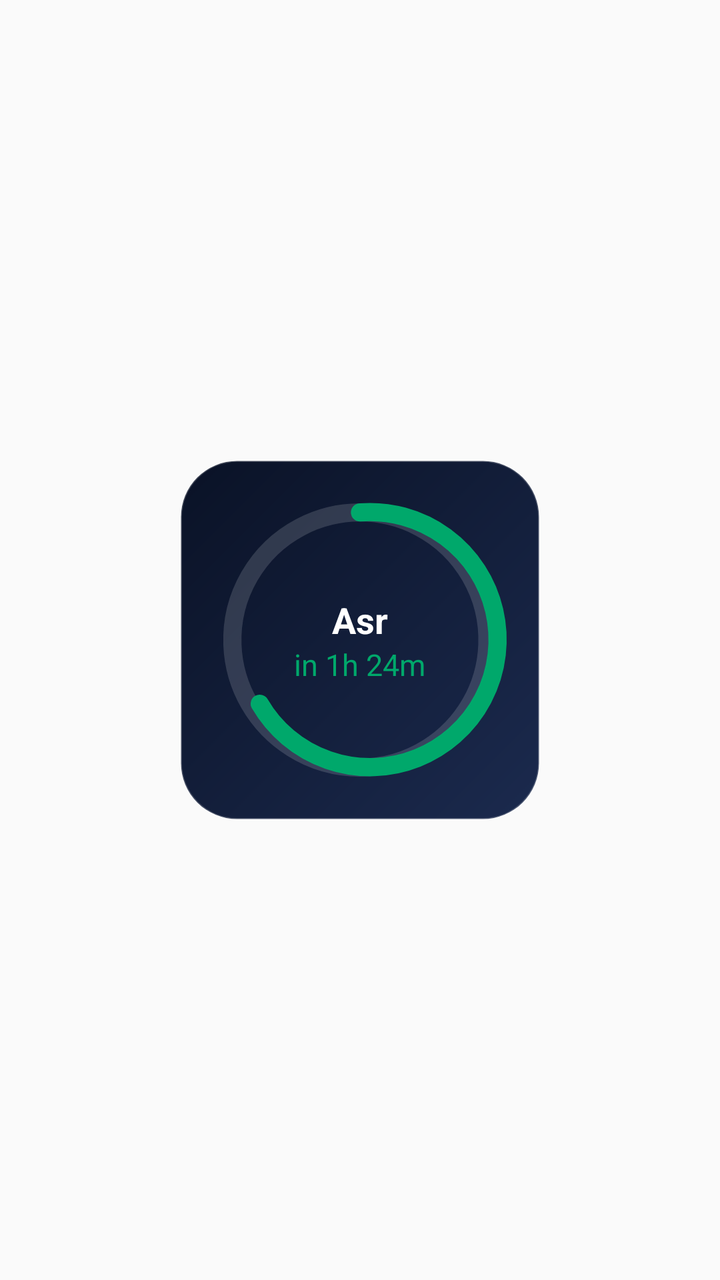
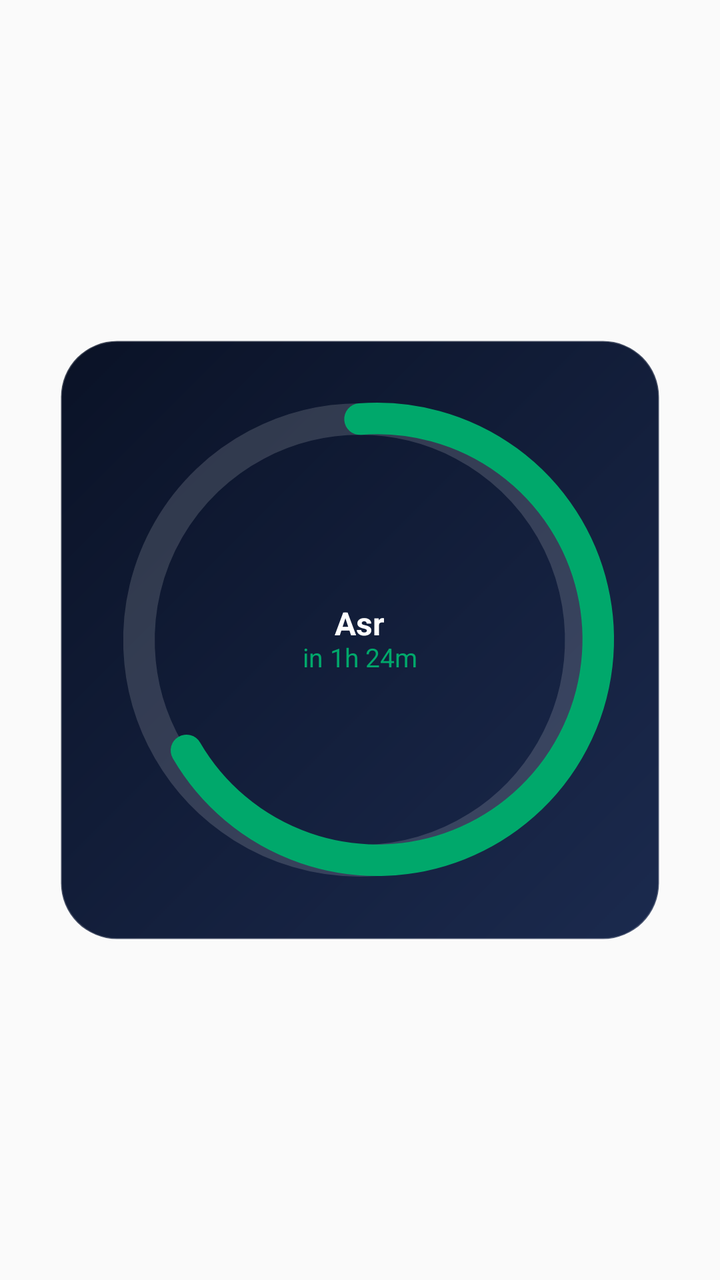

Compare the two renders of this Android layout. The source of the first and the diff that turns it into the second are given below.
<!-- AndroidManifest.xml: application theme Theme.PrayerTimes -->
<!-- res/layout/widget_opt_ring_preview.xml -->
<?xml version="1.0" encoding="utf-8"?>
<FrameLayout xmlns:android="http://schemas.android.com/apk/res/android"
    android:layout_width="match_parent"
    android:layout_height="match_parent"
    android:background="@android:color/transparent">

    <FrameLayout
        android:layout_width="180dp"
        android:layout_height="180dp"
        android:layout_gravity="center"
        android:background="@drawable/widget_preview_bg">

        <FrameLayout
            android:layout_width="match_parent"
            android:layout_height="match_parent"
            android:padding="8dp">

            <ImageView
                android:layout_width="match_parent"
                android:layout_height="match_parent"
                android:scaleType="fitCenter"
                android:src="@drawable/widget_preview_ring" />

            <LinearLayout
                android:layout_width="match_parent"
                android:layout_height="match_parent"
                android:gravity="center"
                android:orientation="vertical">

                <TextView
                    android:layout_width="wrap_content"
                    android:layout_height="wrap_content"
                    android:singleLine="true"
                    android:textColor="#FFFFFF"
                    android:textSize="18sp"
                    android:textStyle="bold"
                    android:text="@string/prayer_asr" />

                <TextView
                    android:layout_width="wrap_content"
                    android:layout_height="wrap_content"
                    android:singleLine="true"
                    android:textColor="#00A86B"
                    android:textSize="15sp"
                    android:text="@string/widget_preview_countdown" />
            </LinearLayout>
        </FrameLayout>
    </FrameLayout>
</FrameLayout>
<!-- resources referenced by this layout -->
<resources>
  <!-- drawable widget_preview_bg (drawable) -->
  <?xml version="1.0" encoding="utf-8"?>
  <shape xmlns:android="http://schemas.android.com/apk/res/android"
      android:shape="rectangle">
      <gradient
          android:angle="135"
          android:startColor="#FF1B2A4E"
          android:endColor="#FF0A1226"
          android:type="linear" />
      <corners android:radius="28dp" />
      <stroke
          android:width="1dp"
          android:color="#33FFFFFF" />
  </shape>
  <!-- drawable widget_preview_ring (drawable) -->
  <?xml version="1.0" encoding="utf-8"?>
  <vector xmlns:android="http://schemas.android.com/apk/res/android"
      android:width="180dp"
      android:height="180dp"
      android:viewportWidth="180"
      android:viewportHeight="180">
      <path
          android:strokeColor="#26FFFFFF"
          android:strokeWidth="10"
          android:fillColor="#00000000"
          android:pathData="M 90, 20 A 70,70 0 1,1 89.9, 20" />
      <path
          android:strokeColor="#00A86B"
          android:strokeWidth="10"
          android:strokeLineCap="round"
          android:fillColor="#00000000"
          android:pathData="M 90, 20 A 70,70 0 1,1 35, 125" />
  </vector>
  <string name="prayer_asr">Asr</string>
  <string name="widget_preview_countdown">in 1h 24m</string>
  <style name="Theme.PrayerTimes" parent="android:Theme.Material.Light.NoActionBar" />
</resources>

<!-- the commit's change to res/layout/widget_opt_ring_preview.xml (unified diff, before → after) -->
@@ -1,49 +1,57 @@
 <?xml version="1.0" encoding="utf-8"?>
-<FrameLayout xmlns:android="http://schemas.android.com/apk/res/android"
+<RelativeLayout xmlns:android="http://schemas.android.com/apk/res/android"
     android:layout_width="match_parent"
     android:layout_height="match_parent"
     android:background="@android:color/transparent">
 
+    <ImageView
+        android:id="@+id/opt_bg"
+        android:layout_width="wrap_content"
+        android:layout_height="wrap_content"
+        android:layout_centerInParent="true"
+        android:adjustViewBounds="true"
+        android:scaleType="fitXY"
+        android:src="@drawable/widget_opt_square_bg" />
+
     <FrameLayout
-        android:layout_width="180dp"
-        android:layout_height="180dp"
-        android:layout_gravity="center"
-        android:background="@drawable/widget_preview_bg">
+        android:layout_width="0dp"
+        android:layout_height="0dp"
+        android:layout_alignLeft="@id/opt_bg"
+        android:layout_alignTop="@id/opt_bg"
+        android:layout_alignRight="@id/opt_bg"
+        android:layout_alignBottom="@id/opt_bg"
+        android:padding="8dp">
 
-        <FrameLayout
+        <ImageView
             android:layout_width="match_parent"
             android:layout_height="match_parent"
-            android:padding="8dp">
+            android:scaleType="fitCenter"
+            android:src="@drawable/widget_preview_ring" />
 
-            <ImageView
-                android:layout_width="match_parent"
-                android:layout_height="match_parent"
-                android:scaleType="fitCenter"
-                android:src="@drawable/widget_preview_ring" />
+        <LinearLayout
+            android:layout_width="match_parent"
+            android:layout_height="match_parent"
+            android:gravity="center"
+            android:orientation="vertical">
 
-            <LinearLayout
-                android:layout_width="match_parent"
-                android:layout_height="match_parent"
-                android:gravity="center"
-                android:orientation="vertical">
+            <TextView
+                android:layout_width="wrap_content"
+                android:layout_height="wrap_content"
+                android:includeFontPadding="false"
+                android:singleLine="true"
+                android:textColor="#FFFFFF"
+                android:textSize="16sp"
+                android:textStyle="bold"
+                android:text="@string/prayer_asr" />
 
-                <TextView
-                    android:layout_width="wrap_content"
-                    android:layout_height="wrap_content"
-                    android:singleLine="true"
-                    android:textColor="#FFFFFF"
-                    android:textSize="18sp"
-                    android:textStyle="bold"
-                    android:text="@string/prayer_asr" />
-
-                <TextView
-                    android:layout_width="wrap_content"
-                    android:layout_height="wrap_content"
-                    android:singleLine="true"
-                    android:textColor="#00A86B"
-                    android:textSize="15sp"
-                    android:text="@string/widget_preview_countdown" />
-            </LinearLayout>
-        </FrameLayout>
+            <TextView
+                android:layout_width="wrap_content"
+                android:layout_height="wrap_content"
+                android:includeFontPadding="false"
+                android:singleLine="true"
+                android:textColor="#00A86B"
+                android:textSize="13sp"
+                android:text="@string/widget_preview_countdown" />
+        </LinearLayout>
     </FrameLayout>
-</FrameLayout>
+</RelativeLayout>
<!-- resource entries referenced after the edit -->
@@ -1,9 +1,12 @@
 <!-- resources referenced by this layout -->
 <resources>
-  <!-- drawable widget_preview_bg (drawable) -->
+  <!-- drawable widget_opt_square_bg (drawable) -->
   <?xml version="1.0" encoding="utf-8"?>
   <shape xmlns:android="http://schemas.android.com/apk/res/android"
       android:shape="rectangle">
+      <size
+          android:width="300dp"
+          android:height="300dp" />
       <gradient
           android:angle="135"
           android:startColor="#FF1B2A4E"
